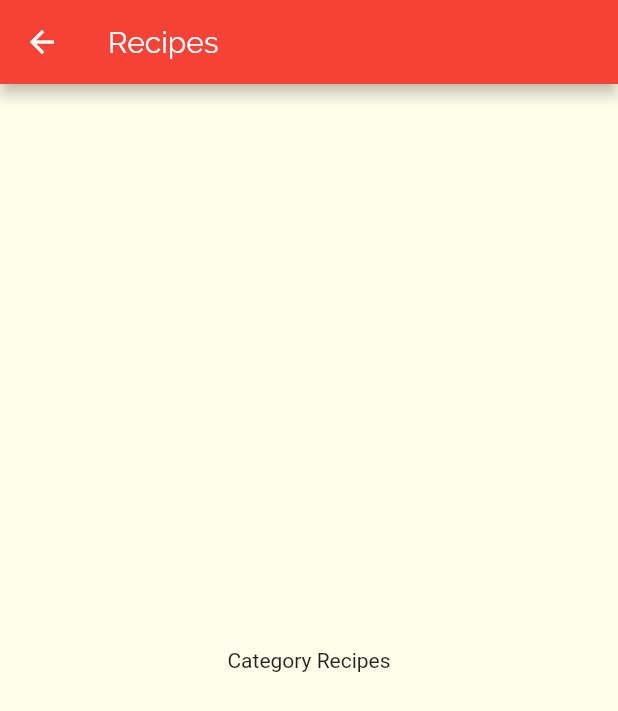
After one commit to dominickbrasileiro/flutter_recipes, a Flutter app: the screen it shows after launch, after a tap on "Italian", on a phone screen of 412 x 824 dp. The commit adds this screen. Shown: the top 711 px of the screen. Run offline on Flutter 3.47's test engine with Material 2 defaults, Android fonts, the phone set to English and light mode, and no system bars.

Commit message:
add navigation to category recipes screen on category item tap

```diff
--- a/lib/components/category_item.dart
+++ b/lib/components/category_item.dart
@@ -1,15 +1,28 @@
 import 'package:flutter/material.dart';
 
 import '../models/category.dart';
+import '../screens/category_recipes_screen.dart';
 
 class CategoryItem extends StatelessWidget {
   final Category category;
 
   const CategoryItem({Key key, this.category}) : super(key: key);
 
+  void _selectCategory(BuildContext context) {
+    Navigator.of(context).push(MaterialPageRoute(
+      builder: (_) {
+        return CategoryRecipesScreen();
+      },
+    ));
+  }
+
   @override
   Widget build(BuildContext context) {
-    return Container(
+    return InkWell(
+      onTap: () => _selectCategory(context),
+      splashColor: Theme.of(context).accentColor,
+      borderRadius: BorderRadius.circular(16),
+      child: Container(
         padding: const EdgeInsets.all(16),
         decoration: BoxDecoration(
           borderRadius: BorderRadius.circular(16),
@@ -26,6 +39,7 @@ class CategoryItem extends StatelessWidget {
           category.title,
           style: Theme.of(context).textTheme.bodyText1,
         ),
+      ),
     );
   }
 }
--- /dev/null
+++ b/lib/screens/category_recipes_screen.dart
@@ -0,0 +1,15 @@
+import 'package:flutter/material.dart';
+
+class CategoryRecipesScreen extends StatelessWidget {
+  @override
+  Widget build(BuildContext context) {
+    return Scaffold(
+      appBar: AppBar(
+        title: Text('Recipes'),
+      ),
+      body: Center(
+        child: Text('Category Recipes'),
+      ),
+    );
+  }
+}
```
Lines whose indentation alone changed are shown as unchanged.
